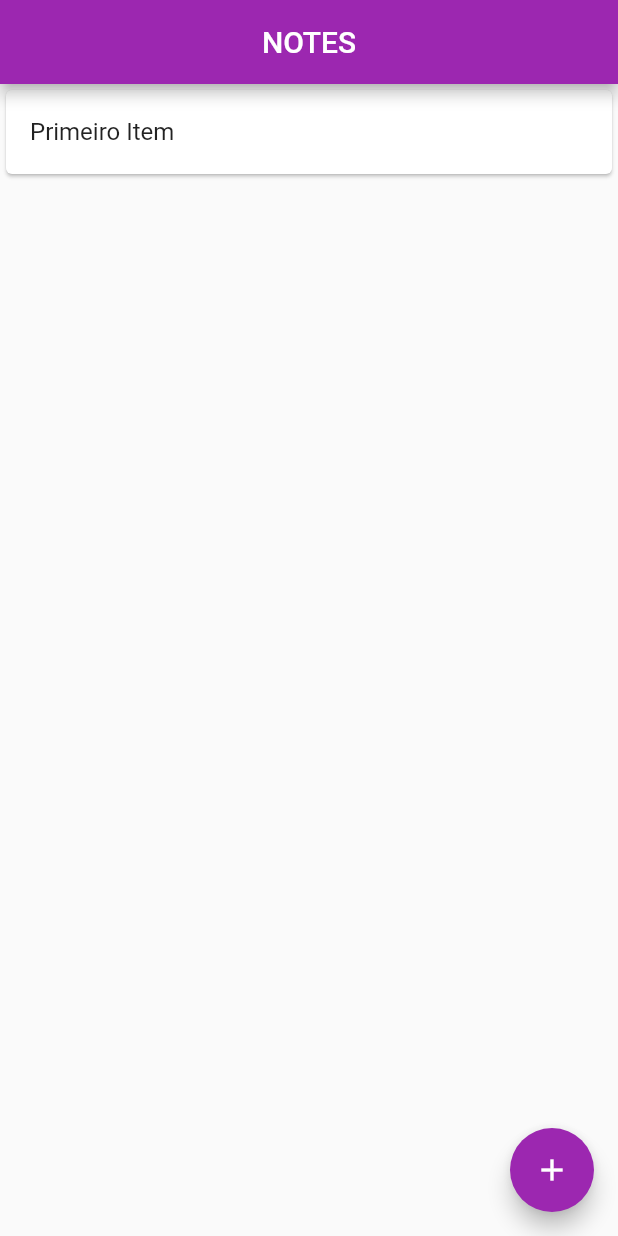
After one commit to danielwaite6/Flutter-Notes, a Flutter app: the screen it shows after launch, on a phone screen of 412 x 824 dp. The commit adds this screen. Run offline on Flutter 3.47's test engine with Material 2 defaults, Android fonts, the phone set to English and light mode, and no system bars.

Commit message:
first commit

```diff
--- /dev/null
+++ b/lib/components/lista.dart
@@ -0,0 +1,55 @@
+import 'package:flutter/material.dart';
+
+class Lista extends StatefulWidget {
+  @override
+  _ListaState createState() => _ListaState();
+}
+
+class _ListaState extends State<Lista> {
+  var notes = <String>["Primeiro Item"];
+
+  @override
+  Widget build(BuildContext context) {
+    return Scaffold(
+        body: SingleChildScrollView(
+          child: Column(
+            children: [
+              for (var i = 0; i < notes.length; i++)
+                Card(
+                  child: ListTile(
+                    title: Text(notes[i]),
+                    onTap: () async {
+                      var response = await Navigator.pushNamed(
+                        context,
+                        "/create-note",
+                        arguments: notes[i],
+                      );
+                      if (response != null) {
+                        var description = response as String;
+                        if (response.isEmpty) {
+                          notes.removeAt(i);
+                        } else {
+                          notes[i] = description;
+                        }
+
+                        setState(() {});
+                      }
+                    },
+                  ),
+                ),
+            ],
+          ),
+        ),
+        floatingActionButton: FloatingActionButton(
+          child: Icon(Icons.add),
+          onPressed: () async {
+            var description =
+                await Navigator.pushNamed(context, "/create-note");
+            if (description != null) {
+              notes.add(description as String);
+              setState(() {});
+            }
+          },
+        ));
+  }
+}
```
Also changed, not shown: lib/home_page.dart (+8 -45 lines).
